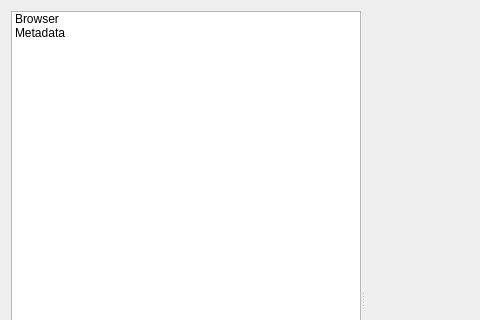
carsmie/QGIS, file src/ui/qgsdatasourcemanagerdialog.ui: the form before one commit; both pictures show x 0 to 480 and y 0 to 320 of the 1000 by 600 pixel window.
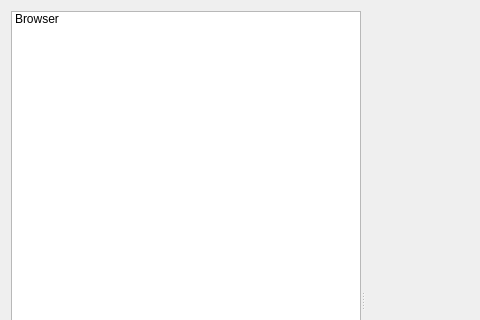
The form after the commit. Icons and pictures are not drawn.

```diff
--- a/src/ui/qgsdatasourcemanagerdialog.ui
+++ b/src/ui/qgsdatasourcemanagerdialog.ui
@@ -116,15 +116,6 @@
             <normaloff>:/images/themes/default/mActionFileOpen.svg</normaloff>:/images/themes/default/mActionFileOpen.svg</iconset>
           </property>
          </item>
-         <item>
-          <property name="text">
-           <string>Metadata</string>
-          </property>
-          <property name="icon">
-           <iconset resource="../../images/images.qrc">
-            <normaloff>:/images/themes/default/propertyicons/metadata.svg</normaloff>:/images/themes/default/propertyicons/metadata.svg</iconset>
-          </property>
-         </item>
         </widget>
        </item>
       </layout>
```
